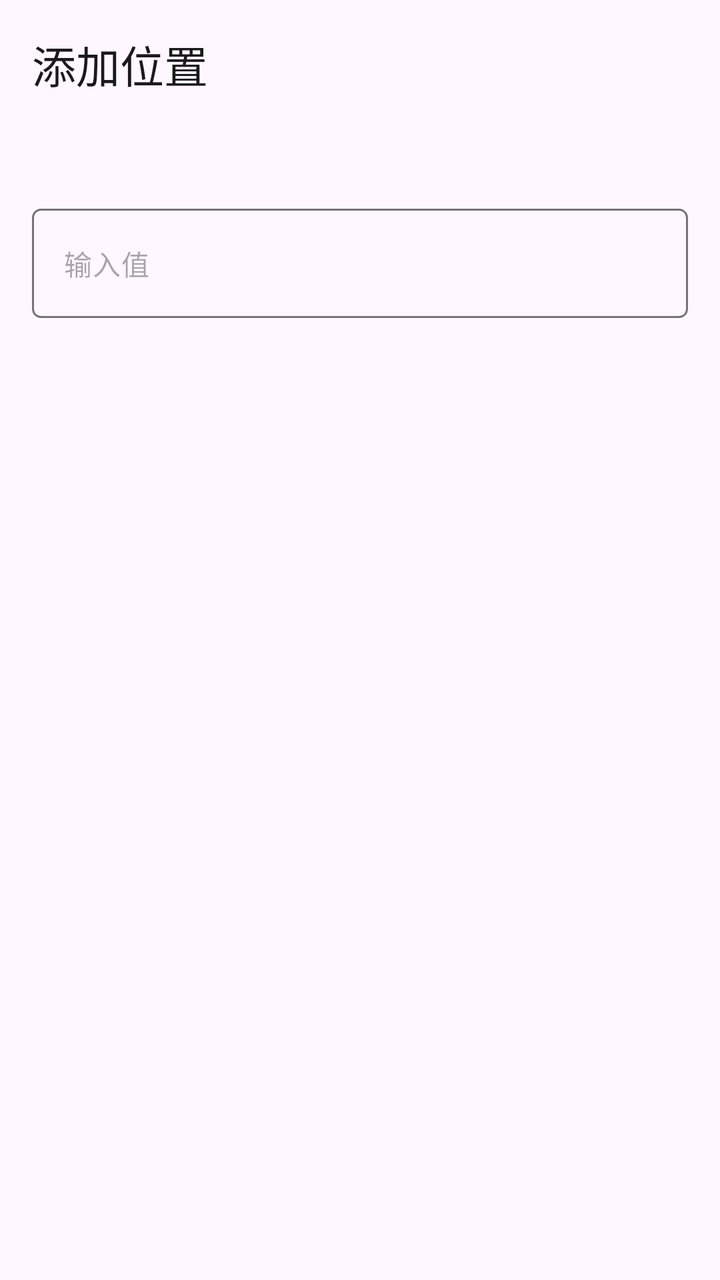
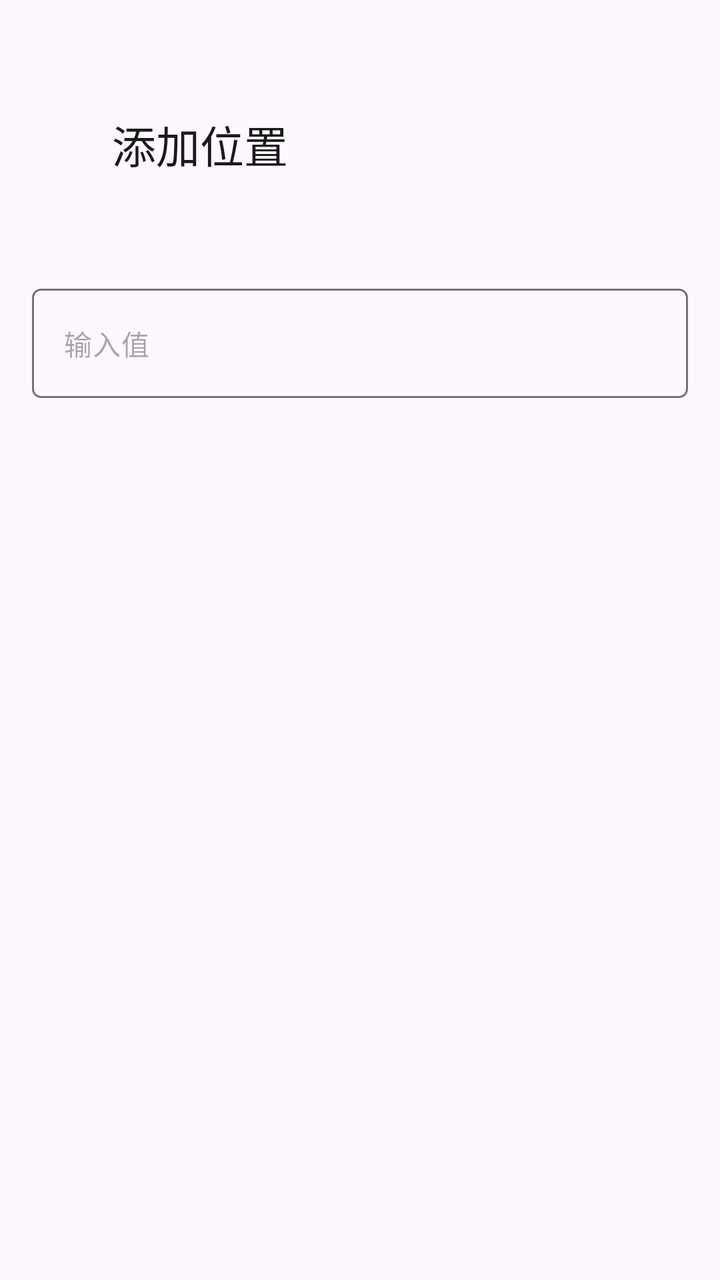

Compare the two renders of this Android layout. The source of the first and the diff that turns it into the second are given below.
<!-- AndroidManifest.xml: application theme AppTheme -->
<!-- res/layout/dialog_input.xml -->
<?xml version="1.0" encoding="utf-8"?>
<LinearLayout
    xmlns:android="http://schemas.android.com/apk/res/android"
    xmlns:app="http://schemas.android.com/apk/res-auto"
    android:layout_width="match_parent"
    android:layout_height="wrap_content"
    android:orientation="vertical"
    android:padding="16dp">

        <TextView
            android:id="@+id/title"
            android:layout_width="match_parent"
            android:layout_height="wrap_content"
            android:text="@string/add_location"
            android:textAppearance="?attr/textAppearanceTitleLarge"
            android:textColor="?attr/colorOnSurface"
            android:paddingBottom="40dp"/>

        <com.google.android.material.textfield.TextInputLayout
            android:layout_width="match_parent"
            android:layout_height="wrap_content"
            android:layout_marginTop="16dp"
            app:boxBackgroundMode="none"
            app:hintEnabled="false"
            >

            <com.google.android.material.textfield.TextInputEditText
                android:id="@+id/value"
                android:layout_width="match_parent"
                android:layout_height="wrap_content"
                android:imeOptions="actionNext"
                android:inputType="text"
                android:singleLine="true"
                android:textColor="?attr/colorOnSurface"
                android:textAppearance="@style/TextAppearance.Material3.BodyMedium"
                android:hint="输入值"
                android:background="@drawable/edit_text_box">

            </com.google.android.material.textfield.TextInputEditText>
        </com.google.android.material.textfield.TextInputLayout>

</LinearLayout>
<!-- resources referenced by this layout -->
<resources>
  <!-- drawable edit_text_box (drawable) -->
  <?xml version="1.0" encoding="utf-8"?>
  <selector xmlns:android="http://schemas.android.com/apk/res/android">
      <item android:state_focused="true">
          <shape android:shape="rectangle">
              <solid android:color="@android:color/transparent" />
              <stroke android:width="2dp" android:color="?attr/colorPrimary" />
              <corners android:radius="4dp" />
          </shape>
      </item>
      <item>
          <shape android:shape="rectangle">
              <solid android:color="@android:color/transparent" />
              <stroke android:width="1dp" android:color="?attr/colorOutline" />
              <corners android:radius="4dp" />
          </shape>
      </item>
  </selector>
  <string name="add_location">添加位置</string>
  <style name="AppTheme" parent="Theme.Material3.Light.NoActionBar">
          
          <item name="colorPrimary">#5F5F5F</item>
          <item name="colorOnPrimary">#FFFFFF</item>
          <item name="colorPrimaryContainer">#E0E0E0</item>
          <item name="colorOnPrimaryContainer">#1E1E1E</item>
          <item name="colorSecondary">#494949</item>
          <item name="colorOnSecondary">#FFFFFF</item>
          <item name="colorSecondaryContainer">#E7E7E7</item>
          <item name="colorOnSecondaryContainer">#2A2A2A</item>
          <item name="colorSurface">#FFFFFF</item>
          <item name="colorOnSurface">#1A1A1A</item>
          <item name="colorSurfaceVariant">#F0F0F0</item>
          <item name="colorOnSurfaceVariant">#5F5F5F</item>
          <item name="colorOutline">#747474</item>
  
          
          <item name="android:statusBarColor">@android:color/transparent</item>
          <item name="android:windowDrawsSystemBarBackgrounds">true</item>
          <item name="android:windowTranslucentStatus">true</item>
          <item name="windowActionModeOverlay">true</item>
          <item name="windowActionBar">false</item>
          <item name="windowNoTitle">true</item>
  
          
          <item name="searchViewStyle">@style/Portal.SearchViewStyle</item>
          <item name="sliderStyle">@style/Portal.SliderTheme</item>
          <item name="android:popupMenuStyle">@style/PortalPopupMenuStyle</item>
      </style>
  <style name="Portal.SearchViewStyle" parent="Widget.AppCompat.SearchView" />
  <style name="Portal.SliderTheme" parent="Widget.Material3.Slider" />
  <style name="PortalPopupMenuStyle" parent="Widget.Material3.PopupMenu">
          <item name="android:popupAnimationStyle">@style/PortalPopupAnimation</item>
      </style>
  <style name="PortalPopupAnimation">
          <item name="android:windowEnterAnimation">@anim/popup_in_top_end</item>
          <item name="android:windowExitAnimation">@anim/popup_out_top_end</item>
      </style>
</resources>

<!-- the commit's change to res/layout/dialog_input.xml (unified diff, before → after) -->
@@ -14,7 +14,7 @@
             android:text="@string/add_location"
             android:textAppearance="?attr/textAppearanceTitleLarge"
             android:textColor="?attr/colorOnSurface"
-            android:paddingBottom="40dp"/>
+            android:padding="40dp"/>
 
         <com.google.android.material.textfield.TextInputLayout
             android:layout_width="match_parent"
